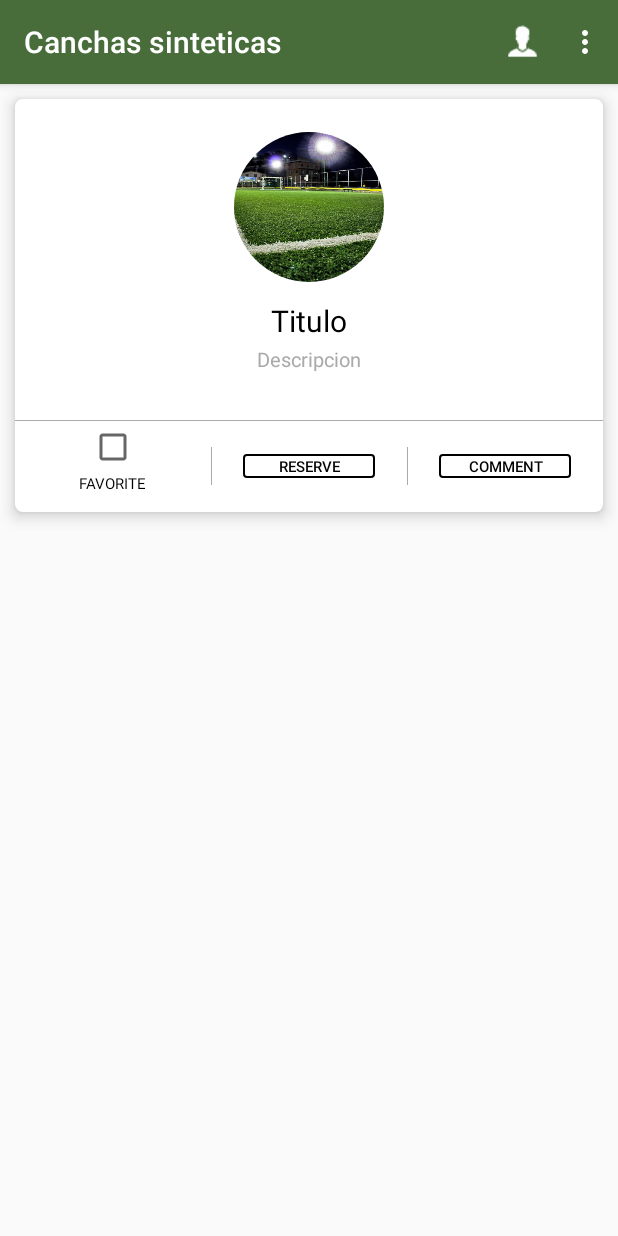
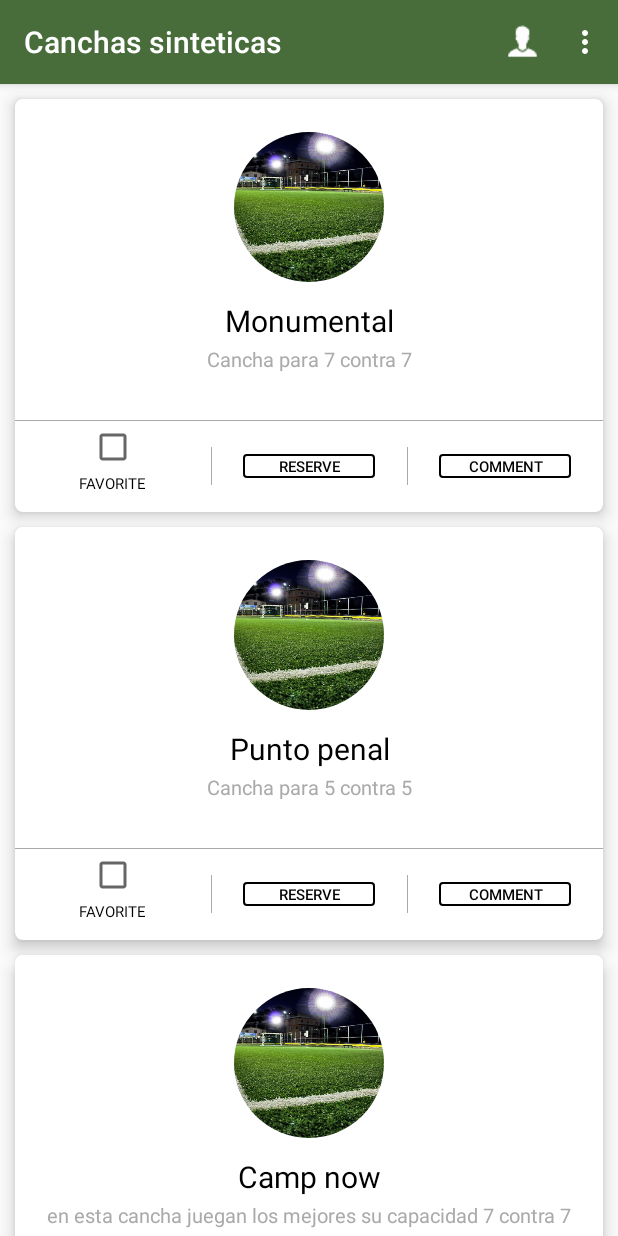
Before and after one commit to KarolAlvarez/FootballPlus, an Android app: the ListFieldSoccerActivity screen opened directly, with no data from a screen before it, on a phone screen of 412 x 824 dp. Run offline under Robolectric (Android 15) with nearby library versions, the phone set to English and light mode, and no system bars; our stand-ins replace CircleImageView.

Commit message:
listar canchas

```diff
--- /dev/null
+++ b/app/src/main/java/com/example/k11/footballplus/Adapters/ListFieldSoccerAdapter.java
@@ -0,0 +1,140 @@
+package com.example.k11.footballplus.Adapters;
+
+import android.content.Context;
+import android.content.Intent;
+import android.support.v7.widget.RecyclerView;
+import android.view.LayoutInflater;
+import android.view.View;
+import android.view.ViewGroup;
+import android.widget.Button;
+import android.widget.CheckBox;
+import android.widget.ImageView;
+import android.widget.TextView;
+import android.widget.Toast;
+
+import com.example.k11.footballplus.Models.CampFootball;
+import com.example.k11.footballplus.R;
+import com.example.k11.footballplus.Views.CommentActivity;
+import com.example.k11.footballplus.Views.FieldActivity;
+import com.example.k11.footballplus.Views.ReservationActivity;
+
+import java.util.ArrayList;
+import java.util.List;
+
+/**
+ * Created by k11 on 25/11/17.
+ */
+
+public class ListFieldSoccerAdapter extends RecyclerView.Adapter<ListFieldSoccerAdapter.ViewHolder> {
+
+    List<CampFootball> campFootballList = new ArrayList<>();
+    Context context;
+
+    public ListFieldSoccerAdapter(List<CampFootball> campFootballList, Context context) {
+        this.campFootballList = campFootballList;
+        this.context = context;
+    }
+
+    @Override
+    public ViewHolder onCreateViewHolder(ViewGroup parent, int viewType) {
+        View item = LayoutInflater.from(parent.getContext()).inflate(R.layout.item_list_field_soccer, parent, false);
+        ViewHolder viewHolder = new ViewHolder(item);
+        return viewHolder;
+    }
+
+    @Override
+    public void onBindViewHolder(final ViewHolder holder, final int position) {
+
+        holder.txtNameFieldSoccer.setText(campFootballList.get(position).getName());
+        holder.txtDescriptionFieldSoccer.setText(campFootballList.get(position).getDescription());
+        //imagen con picaso
+
+
+        holder.imgItemListFieldSoccerProfile.setOnClickListener(new View.OnClickListener() {
+            @Override
+            public void onClick(View view) {
+                Intent intent = new Intent(view.getContext(), FieldActivity.class);
+                context.startActivity(intent);
+            }
+        });
+
+
+        holder.btnReserveItemListFieldSoccer.setOnClickListener(new View.OnClickListener() {
+            @Override
+            public void onClick(View view) {
+                Intent intent = new Intent(view.getContext(), ReservationActivity.class);
+                context.startActivity(intent);
+                Toast.makeText(view.getContext(), "reservar cancha", Toast.LENGTH_SHORT).show();
+            }
+        });
+
+
+        holder.btnCommentItemListFieldSoccer.setOnClickListener(new View.OnClickListener() {
+            @Override
+            public void onClick(View view) {
+                Intent intent = new Intent(view.getContext(), CommentActivity.class);
+                context.startActivity(intent);
+
+                Toast.makeText(view.getContext(), "crear comentario", Toast.LENGTH_SHORT).show();
+            }
+        });
+
+        holder.checkboxFavoriteItemListFieldSoccer.setOnClickListener(new View.OnClickListener() {
+            @Override
+            public void onClick(View view) {
+                if (holder.checkboxFavoriteItemListFieldSoccer.isChecked()) {
+                    Toast.makeText(view.getContext(), "I saved as favorite", Toast.LENGTH_SHORT).show();
+                    //se debe agregar en favorito
+                } else {
+                    Toast.makeText(view.getContext(), "was removed from favorites", Toast.LENGTH_SHORT).show();
+
+                    //la base de datos eliminar de favorito
+
+                }
+            }
+        });
+    }
+
+    @Override
+    public int getItemCount() {
+        return campFootballList.size();
+    }
+
+    public class ViewHolder extends RecyclerView.ViewHolder implements View.OnClickListener {
+        TextView txtNameFieldSoccer, txtDescriptionFieldSoccer;
+        ImageView imgItemListFieldSoccerProfile;
+        CheckBox checkboxFavoriteItemListFieldSoccer;
+        Button btnReserveItemListFieldSoccer, btnCommentItemListFieldSoccer;
+
+        public ViewHolder(View item) {
+            super(item);
+
+            item.setOnClickListener(this);
+
+            txtNameFieldSoccer = (TextView) item.findViewById(R.id.txtNameFieldSoccer);
+            txtDescriptionFieldSoccer = (TextView) item.findViewById(R.id.txtDescriptionFieldSoccer);
+            checkboxFavoriteItemListFieldSoccer = (CheckBox) item.findViewById(R.id.checkboxFavoriteItemListFieldSoccer);
+            imgItemListFieldSoccerProfile=(ImageView)item.findViewById(R.id.imgItemListFieldSoccerProfile);
+            btnReserveItemListFieldSoccer = (Button) item.findViewById(R.id.btnReserveItemListFieldSoccer);
+            btnCommentItemListFieldSoccer = (Button) item.findViewById(R.id.btnCommentItemListFieldSoccer);
+        }
+
+        @Override
+        public void onClick(View view) {
+            Context contextItem = view.getContext();
+
+            Intent intent = new Intent(context, CommentActivity.class);
+ /*            intent.putExtra("id", Integer.toString(contactList.get(getLayoutPosition()).getId()));
+            intent.putExtra("name", contactList.get(getLayoutPosition()).getName());
+            intent.putExtra("phone", contactList.get(getLayoutPosition()).getPhone());
+            intent.putExtra("email", contactList.get(getLayoutPosition()).getEmail());
+  */
+            contextItem.startActivity(intent);
+
+
+            //String valor = Integer.toString(albumModelList.get(getLayoutPosition()).getId());
+            //Toast.makeText(contextItem, valor, Toast.LENGTH_SHORT).show();
+        }
+    }
+
+}
--- a/app/src/main/java/com/example/k11/footballplus/Views/FavoritesFragment.java
+++ b/app/src/main/java/com/example/k11/footballplus/Views/FavoritesFragment.java
@@ -32,7 +32,7 @@ public class FavoritesFragment extends Fragment {
         // Inflate the layout for this fragment
         final View v= inflater.inflate(R.layout.fragment_favorites,container,false);
 
-        BtnCommentItemListFieldSoccer=(Button)v.findViewById(R.id.BtnCommentItemListFieldSoccer);
+        BtnCommentItemListFieldSoccer=(Button)v.findViewById(R.id.btnCommentItemListFieldSoccer);
         BtnCommentItemListFieldSoccer.setOnClickListener(new View.OnClickListener() {
             @Override
             public void onClick(View view) {
@@ -42,7 +42,7 @@ public class FavoritesFragment extends Fragment {
                 Toast.makeText(getActivity(),"crear comentario",Toast.LENGTH_SHORT).show();
             }
         });
-        BtnReserveItemListFieldSoccer= (Button)v.findViewById(R.id.BtnReserveItemListFieldSoccer);
+        BtnReserveItemListFieldSoccer= (Button)v.findViewById(R.id.btnReserveItemListFieldSoccer);
         BtnReserveItemListFieldSoccer.setOnClickListener(new View.OnClickListener() {
             @Override
             public void onClick(View view) {
--- a/app/src/main/java/com/example/k11/footballplus/Views/ListFieldSoccerActivity.java
+++ b/app/src/main/java/com/example/k11/footballplus/Views/ListFieldSoccerActivity.java
@@ -1,8 +1,12 @@
 package com.example.k11.footballplus.Views;
 
 import android.content.Intent;
+import android.database.Cursor;
+import android.database.sqlite.SQLiteDatabase;
 import android.os.Bundle;
 import android.support.v7.app.AppCompatActivity;
+import android.support.v7.widget.LinearLayoutManager;
+import android.support.v7.widget.RecyclerView;
 import android.view.Menu;
 import android.view.MenuItem;
 import android.view.View;
@@ -11,71 +15,44 @@ import android.widget.CheckBox;
 import android.widget.ImageView;
 import android.widget.Toast;
 
+import com.example.k11.footballplus.Adapters.ListFieldSoccerAdapter;
+import com.example.k11.footballplus.Helpers.SqliteHelper;
 import com.example.k11.footballplus.LoginActivity;
+import com.example.k11.footballplus.Models.CampFootball;
 import com.example.k11.footballplus.R;
+
+import java.util.ArrayList;
+import java.util.List;
 
 public class ListFieldSoccerActivity extends AppCompatActivity {
     private CheckBox checkboxFavoriteItemListFieldSoccer;
     private ImageView imagen;
     private Button BtnCommentItemListFieldSoccer,BtnReserveItemListFieldSoccer;
 
+
+
+
+    RecyclerView recyclerViewContactsListFieldSoccer;
+    ListFieldSoccerAdapter listFieldSoccerAdapter;
+    List<CampFootball> campFootballList = new ArrayList<>();
+    SqliteHelper sqliteHelper;
+
+
     @Override
     protected void onCreate(final Bundle savedInstanceState) {
         super.onCreate(savedInstanceState);
         setContentView(R.layout.activity_list_field_soccer);
-        checkboxFavoriteItemListFieldSoccer = (CheckBox) findViewById(R.id.checkboxFavoriteItemListFieldSoccer);
-        //checkboxFavoriteItemListFieldSoccer.setChecked(true); cuando la vase de datos tenga almacenado como favorito
-
-        imagen = (ImageView)findViewById(R.id.imgItemListFieldSoccerProfile);
-
-        //#################### se de ve copiar en el adapter lista de canchas###############################
-        checkboxFavoriteItemListFieldSoccer.setOnClickListener(new View.OnClickListener() {
-            @Override
-            public void onClick(View view) {
-                if (checkboxFavoriteItemListFieldSoccer.isChecked()) {
-                    Toast.makeText(view.getContext(), "I saved as favorite", Toast.LENGTH_SHORT).show();
-                    //se debe agregar en favorito
-                } else {
-                    Toast.makeText(view.getContext(), "was removed from favorites", Toast.LENGTH_SHORT).show();
-
-                    //la base de datos eliminar de favorito
-
-                }
-            }
-        });
 
 
-        imagen.setOnClickListener(new View.OnClickListener() {
-            @Override
-            public void onClick(View view) {
-                Intent intent= new Intent(view.getContext(),FieldActivity.class);
-                startActivity(intent);
-            }
-        });
+        recyclerViewContactsListFieldSoccer = (RecyclerView) findViewById(R.id.recyclerViewContactsListFieldSoccer);
+        sqliteHelper = new SqliteHelper(this, "DB_CAMP_FOOTBALL", null, 1);
 
-        BtnCommentItemListFieldSoccer=(Button)findViewById(R.id.BtnCommentItemListFieldSoccer);
-        BtnCommentItemListFieldSoccer.setOnClickListener(new View.OnClickListener() {
-            @Override
-            public void onClick(View view) {
-                Intent intent= new Intent(view.getContext(),CommentActivity.class);
-                startActivity(intent);
 
-                Toast.makeText(view.getContext(),"crear comentario",Toast.LENGTH_SHORT).show();
-            }
-        });
+        LinearLayoutManager linearLayoutManager = new LinearLayoutManager(this);
+        linearLayoutManager.setOrientation(LinearLayoutManager.VERTICAL);
+        recyclerViewContactsListFieldSoccer.setLayoutManager(linearLayoutManager);
 
-        BtnReserveItemListFieldSoccer= (Button)findViewById(R.id.BtnReserveItemListFieldSoccer);
-        BtnReserveItemListFieldSoccer.setOnClickListener(new View.OnClickListener() {
-            @Override
-            public void onClick(View view) {
-                Intent intent= new Intent(view.getContext(),ReservationActivity.class);
-                startActivity(intent);
-                Toast.makeText(view.getContext(),"reservar cancha",Toast.LENGTH_SHORT).show();
-            }
-        });
-
-        //###############################################################################
-
+        listContacts();
 
     }
 
@@ -113,4 +90,35 @@ public class ListFieldSoccerActivity extends AppCompatActivity {
         return super.onOptionsItemSelected(item);
     }
 
+    public void listContacts(){
+        SQLiteDatabase db = sqliteHelper.getReadableDatabase();
+        Cursor cursor = db.rawQuery("SELECT * FROM CAMP  ORDER BY ID ASC", null);
+
+        while (cursor.moveToNext()){
+            CampFootball campFootball = new CampFootball();
+            campFootball.setId(cursor.getInt(0));
+            campFootball.setName(cursor.getString(1));
+            campFootball.setDescription(cursor.getString(2));
+            campFootball.setAddress(cursor.getString(3));
+            campFootball.setPhone(cursor.getInt(4));
+            campFootball.setImage(cursor.getString(5));
+            campFootballList.add(campFootball);
+        }
+
+        cursor.close();
+
+        if (campFootballList.size() != 0){
+            processData();
+        }else{
+            Toast.makeText(this, "Lista vacia", Toast.LENGTH_SHORT).show();
+        }
+    }
+
+    public void processData(){
+        listFieldSoccerAdapter = new ListFieldSoccerAdapter(campFootballList, getApplicationContext());
+        recyclerViewContactsListFieldSoccer.setAdapter(listFieldSoccerAdapter);
+    }
+
+
+
 }
--- a/app/src/main/res/layout/activity_list_field_soccer.xml
+++ b/app/src/main/res/layout/activity_list_field_soccer.xml
@@ -7,9 +7,8 @@
     tools:context="com.example.k11.footballplus.Views.ListFieldSoccerActivity">
 
 
-<include layout="@layout/item_list_field_soccer"/>
-
     <android.support.v7.widget.RecyclerView
+        android:id="@+id/recyclerViewContactsListFieldSoccer"
         android:layout_width="wrap_content"
         android:layout_height="match_parent">
 
--- a/app/src/main/res/layout/item_list_field_soccer.xml
+++ b/app/src/main/res/layout/item_list_field_soccer.xml
@@ -49,7 +49,7 @@
                     android:textSize="20sp" />
 
                 <TextView
-                    android:id="@+id/DescriptionFieldSoccer"
+                    android:id="@+id/txtDescriptionFieldSoccer"
                     android:layout_width="match_parent"
                     android:layout_height="match_parent"
                     android:layout_below="@id/txtNameFieldSoccer"
@@ -130,7 +130,7 @@
                     android:layout_weight="1">
 
                     <Button
-                        android:id="@+id/BtnReserveItemListFieldSoccer"
+                        android:id="@+id/btnReserveItemListFieldSoccer"
                         android:layout_width="wrap_content"
                         android:layout_height="16dp"
                         android:layout_centerInParent="true"
@@ -162,7 +162,7 @@
 
 
                     <Button
-                        android:id="@+id/BtnCommentItemListFieldSoccer"
+                        android:id="@+id/btnCommentItemListFieldSoccer"
                         android:layout_width="wrap_content"
                         android:layout_height="16dp"
                         android:layout_centerInParent="true"
```
